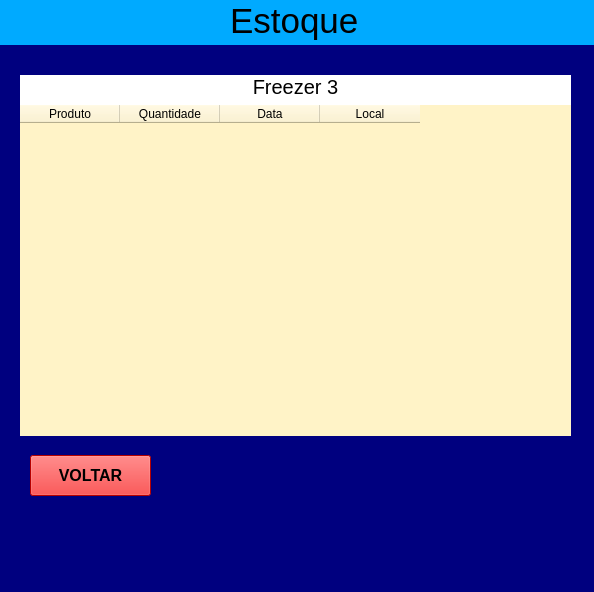
Qt form freezer_3.ui (samuelgarca/controleestoquepyqt5) before a commit.
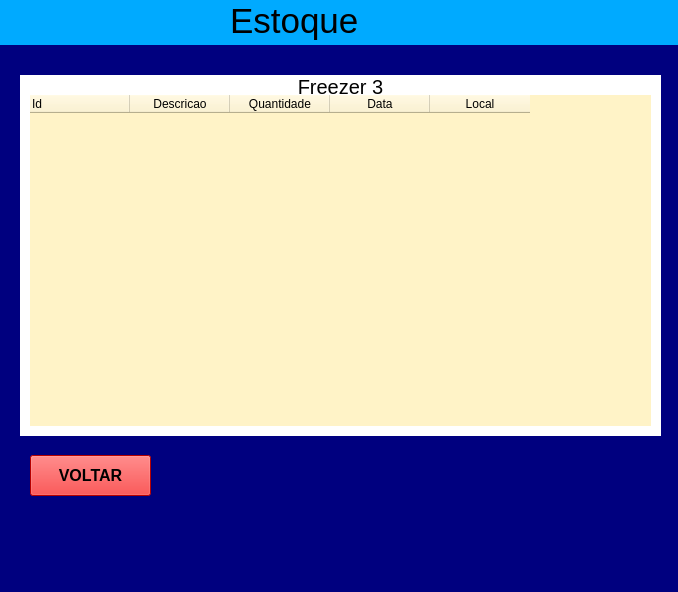
The same form after that commit.

The edit to the form file:
```diff
--- a/freezer_3.ui
+++ b/freezer_3.ui
@@ -6,7 +6,7 @@
    <rect>
     <x>0</x>
     <y>0</y>
-    <width>594</width>
+    <width>678</width>
     <height>592</height>
    </rect>
   </property>
@@ -129,7 +129,7 @@
         <rect>
          <x>20</x>
          <y>30</y>
-         <width>551</width>
+         <width>641</width>
          <height>361</height>
         </rect>
        </property>
@@ -177,9 +177,9 @@
       <widget class="QTableWidget" name="tableWidget">
        <property name="geometry">
         <rect>
-         <x>20</x>
-         <y>60</y>
-         <width>551</width>
+         <x>30</x>
+         <y>50</y>
+         <width>621</width>
          <height>331</height>
         </rect>
        </property>
@@ -194,15 +194,61 @@
        <property name="frameShape">
         <enum>QFrame::NoFrame</enum>
        </property>
-       <property name="editTriggers">
-        <set>QAbstractItemView::NoEditTriggers</set>
+       <property name="frameShadow">
+        <enum>QFrame::Plain</enum>
+       </property>
+       <property name="showGrid">
+        <bool>false</bool>
        </property>
        <property name="gridStyle">
-        <enum>Qt::NoPen</enum>
+        <enum>Qt::CustomDashLine</enum>
        </property>
+       <property name="sortingEnabled">
+        <bool>false</bool>
+       </property>
+       <property name="columnCount">
+        <number>5</number>
+       </property>
+       <attribute name="horizontalHeaderCascadingSectionResizes">
+        <bool>true</bool>
+       </attribute>
+       <attribute name="horizontalHeaderDefaultSectionSize">
+        <number>100</number>
+       </attribute>
+       <attribute name="horizontalHeaderHighlightSections">
+        <bool>true</bool>
+       </attribute>
+       <attribute name="horizontalHeaderMinimumSectionSize">
+        <number>40</number>
+       </attribute>
+       <attribute name="horizontalHeaderShowSortIndicator" stdset="0">
+        <bool>false</bool>
+       </attribute>
+       <attribute name="horizontalHeaderStretchLastSection">
+        <bool>false</bool>
+       </attribute>
+       <attribute name="verticalHeaderDefaultSectionSize">
+        <number>30</number>
+       </attribute>
+       <attribute name="verticalHeaderMinimumSectionSize">
+        <number>25</number>
+       </attribute>
        <column>
         <property name="text">
-         <string>Produto</string>
+         <string>Id</string>
+        </property>
+        <property name="font">
+         <font>
+          <strikeout>false</strikeout>
+         </font>
+        </property>
+        <property name="textAlignment">
+         <set>AlignLeading|AlignTop</set>
+        </property>
+       </column>
+       <column>
+        <property name="text">
+         <string>Descricao</string>
         </property>
        </column>
        <column>
```
Left out of the diff: 2 changed lines with no effect on the pictures.
